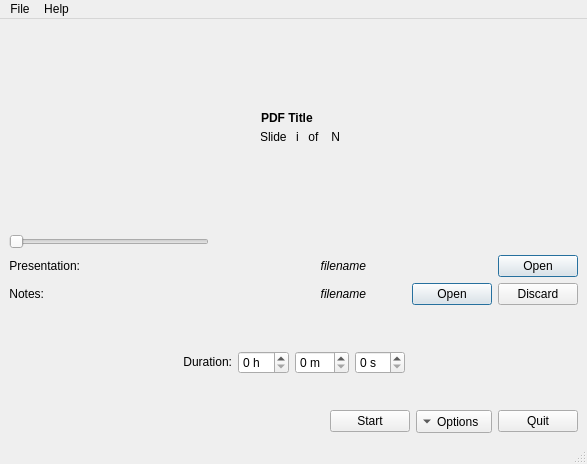
Above: ui/start-screen.ui from olabini/open-pdf-presenter before the change. Below: the same form after it.
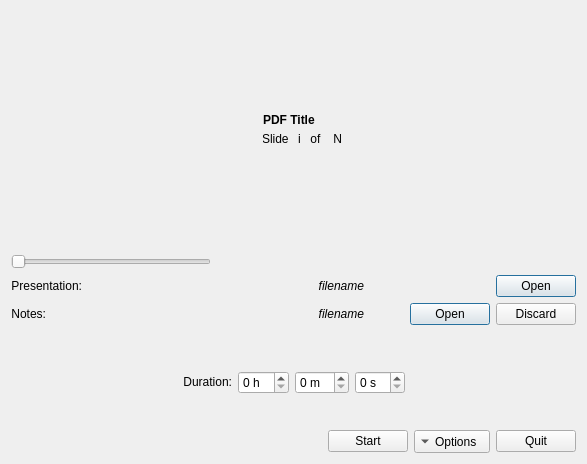
That is the form after the change.

Commit message: Removed menu bar and added support for rehearse mode and about dialog in the options menu

```diff
--- a/ui/start-screen.ui
+++ b/ui/start-screen.ui
@@ -1,7 +1,10 @@
 <?xml version="1.0" encoding="UTF-8"?>
 <ui version="4.0">
  <class>StartScreen</class>
- <widget class="QMainWindow" name="MainWindow">
+ <widget class="QWidget" name="StartScreen">
+  <property name="windowModality">
+   <enum>Qt::NonModal</enum>
+  </property>
   <property name="geometry">
    <rect>
     <x>0</x>
@@ -19,7 +22,6 @@
   <property name="windowTitle">
    <string>open-pdf-presenter</string>
   </property>
-  <widget class="QWidget" name="StartScreen">
    <layout class="QGridLayout" name="gridLayout">
     <property name="sizeConstraint">
      <enum>QLayout::SetNoConstraint</enum>
@@ -150,6 +152,9 @@
         <property name="text">
          <string>Options</string>
         </property>
+       <property name="popupMode">
+        <enum>QToolButton::InstantPopup</enum>
+       </property>
         <property name="toolButtonStyle">
          <enum>Qt::ToolButtonTextBesideIcon</enum>
         </property>
@@ -552,34 +557,14 @@
      </spacer>
     </item>
    </layout>
-  </widget>
-  <widget class="QMenuBar" name="menubar">
-   <property name="geometry">
-    <rect>
-     <x>0</x>
-     <y>0</y>
-     <width>587</width>
-     <height>23</height>
-    </rect>
+  <action name="actionRehearse_Mode">
+   <property name="checkable">
+    <bool>true</bool>
    </property>
-   <widget class="QMenu" name="menuFile">
-    <property name="title">
-     <string>File</string>
-    </property>
-    <addaction name="actionOpen_presentation"/>
-    <addaction name="separator"/>
-    <addaction name="actionExit"/>
-   </widget>
-   <widget class="QMenu" name="menuHelp">
-    <property name="title">
-     <string>Help</string>
-    </property>
-    <addaction name="actionAbout"/>
-   </widget>
-   <addaction name="menuFile"/>
-   <addaction name="menuHelp"/>
-  </widget>
-  <widget class="QStatusBar" name="statusbar"/>
+   <property name="text">
+    <string>Rehearse Mode</string>
+   </property>
+  </action>
   <action name="actionAbout">
    <property name="text">
     <string>About</string>
```
Left out of the diff: 10 changed lines with no effect on the pictures. Lines whose indentation alone changed are shown as unchanged. The commit also changes 4 other files.
